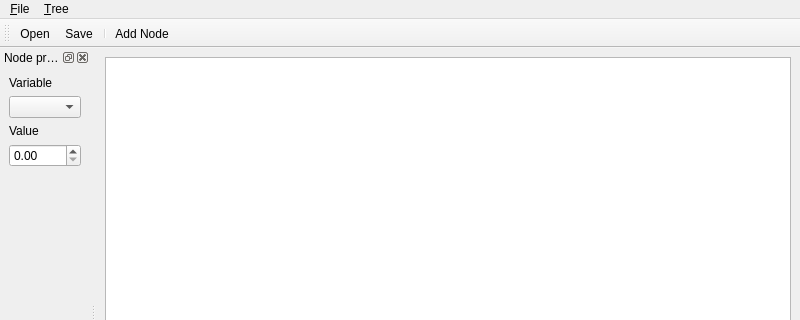
Qt form dteditor/dteditorwindow.ui (frabas/DISPLACE_GUI) before a commit; both pictures show x 0 to 800 and y 0 to 320 of the 800 by 600 pixel window.
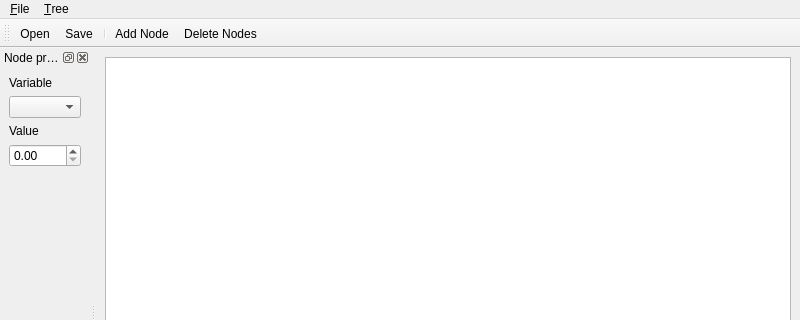
The same form after that commit. Icons and pictures are not drawn.

Commit message: DtEditor: Node delete

Patch:
```diff
--- a/dteditor/dteditorwindow.ui
+++ b/dteditor/dteditorwindow.ui
@@ -131,6 +131,7 @@
    <addaction name="action_Save"/>
    <addaction name="separator"/>
    <addaction name="action_Add_Node"/>
+   <addaction name="action_Delete_Nodes"/>
   </widget>
   <widget class="QDockWidget" name="dockProperties">
    <property name="windowTitle">
@@ -217,6 +218,15 @@
     <string>&amp;Add Node</string>
    </property>
   </action>
+  <action name="action_Delete_Nodes">
+   <property name="icon">
+    <iconset resource="../qtgui/qtgui.qrc">
+     <normaloff>:/icons/delete.png</normaloff>:/icons/delete.png</iconset>
+   </property>
+   <property name="text">
+    <string>&amp;Delete Nodes</string>
+   </property>
+  </action>
  </widget>
  <resources>
   <include location="dteditor.qrc"/>
```
Left out of the diff: 2 changed lines with no effect on the pictures. The commit also changes 10 other files.
